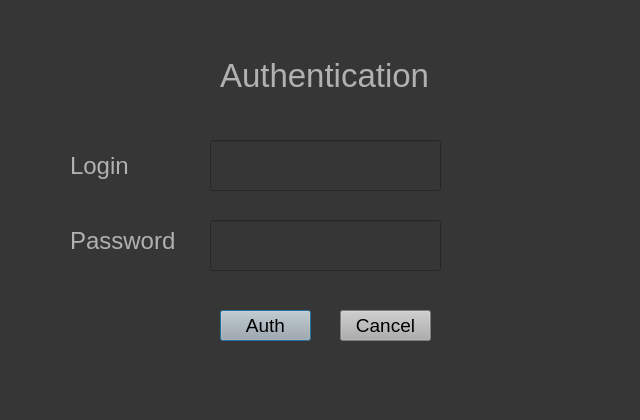
Old version of the form UI/login.ui in the repository ShallowSmile1/Lab_def_inf.
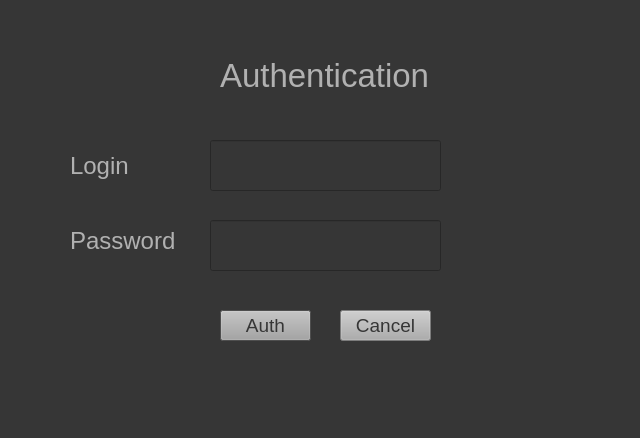
New version of the form.

What changed in the file:
```diff
--- a/UI/login.ui
+++ b/UI/login.ui
@@ -7,14 +7,16 @@
     <x>0</x>
     <y>0</y>
     <width>640</width>
-    <height>420</height>
+    <height>438</height>
    </rect>
   </property>
   <property name="windowTitle">
    <string>Dialog</string>
   </property>
   <property name="styleSheet">
-   <string notr="true">background:rgb(54, 54, 54);</string>
+   <string notr="true">background:rgb(54, 54, 54);color: rgb(177, 177, 177);
+alternate-background-color: rgb(97, 97, 97);
+selection-background-color: rgb(97, 97, 97);</string>
   </property>
   <widget class="QLabel" name="label">
    <property name="geometry">
@@ -103,7 +105,7 @@
     </rect>
    </property>
    <property name="styleSheet">
-    <string notr="true">background-color: rgb(173, 173, 173); font-size: 14pt;</string>
+    <string notr="true">background-color: rgb(173, 173, 173); font-size: 14pt;color:rgb(54, 54, 54)</string>
    </property>
    <property name="text">
     <string>Auth</string>
@@ -119,7 +121,7 @@
     </rect>
    </property>
    <property name="styleSheet">
-    <string notr="true">background-color: rgb(173, 173, 173); font-size: 14pt;</string>
+    <string notr="true">background-color: rgb(173, 173, 173); font-size: 14pt;color:rgb(54, 54, 54)</string>
    </property>
    <property name="text">
     <string>Cancel</string>
```
